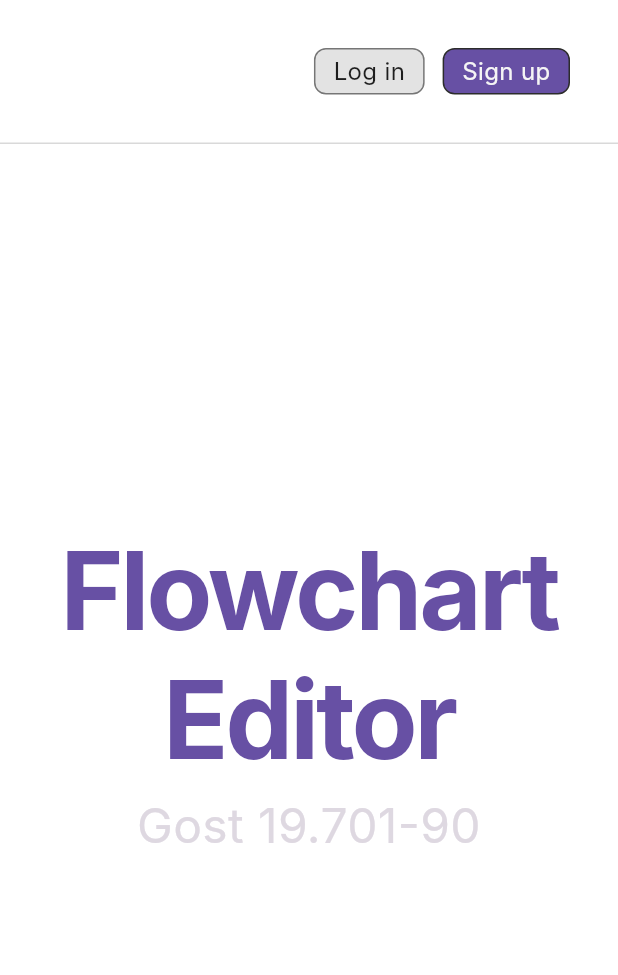
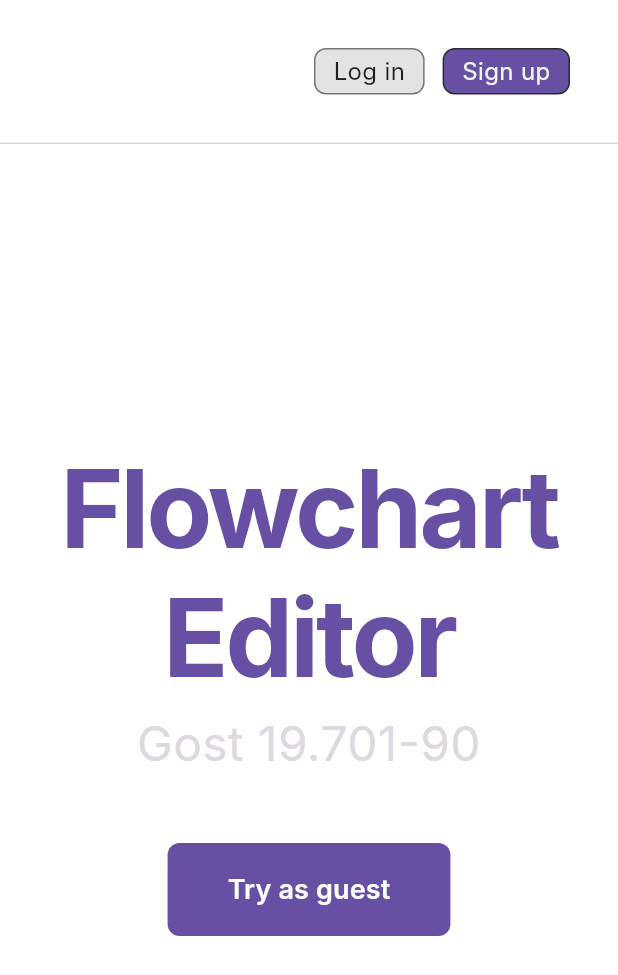
Before and after one commit to skyP38/flowchart_editor, a Flutter app: the screen it shows after launch, on a phone screen of 412 x 824 dp. Shown: the top 975 px of the screen. Run offline on Flutter 3.47's test engine with Material 3 defaults, Android fonts, the phone set to English and light mode, and no system bars; our stand-ins replace dio, file_picker, flutter_secure_storage, shared_preferences; missing offline and left inert: file_saver; Roboto replaces fonts that are missing (Inter).

Commit message:
WIP: add guest mode and close #9

```diff
--- a/frontend/lib/features/auth/presentation/auth_gate.dart
+++ b/frontend/lib/features/auth/presentation/auth_gate.dart
@@ -10,6 +10,8 @@ import '../domain/auth_state.dart';
 
 import 'widgets/auth_dimensions.dart';
 import 'widgets/auth_typ.dart';
+import '../../../core/navigation/last_route_storage.dart';
+import '../../user/screens/guest_editor_screen.dart';
 
 // Корневой виджет, который выбирает экран по состоянию AuthRepository
 class AuthGate extends StatefulWidget {
@@ -23,6 +25,7 @@ class _AuthGateState extends State<AuthGate> {
   Widget build(BuildContext context) {
     // AuthGate перестраивается при каждом notifyListeners()
     final authRepository = context.watch<AuthRepository>();
+    final routeStorage = context.watch<LastRouteStorage>();
     final state = authRepository.state;
 
     return switch (state) {
@@ -30,10 +33,12 @@ class _AuthGateState extends State<AuthGate> {
 
       AuthLoading() => const _SplashScreen(),
 
-      AuthUnauthenticated() => const WelcomeScreen(),
+      AuthUnauthenticated() =>
+        routeStorage.isGuest
+            ? const GuestEditorScreen()
+            : const WelcomeScreen(),
 
-      AuthAuthenticated() => const HomeShell(),
-      // _screenForRoute(
+      AuthAuthenticated() => const HomeShell(), // _screenForRoute(
       // _lastRoute,
       // ), //const ProjectsScreen(),
       //AuthUnauthenticated() => LoginScreen(onLoggedIn: () {}),
--- a/frontend/lib/features/editor/domain/connection_router.dart
+++ b/frontend/lib/features/editor/domain/connection_router.dart
@@ -1,7 +1,6 @@
 import 'package:flutter/material.dart';
 import '../factories/node_factory.dart';
 import '../models/editor_models.dart';
-import '../models/flow_models.dart';
 import 'flowchart_graph.dart';
 import 'layout_engine.dart';
 
--- a/frontend/lib/features/editor/domain/layout_engine.dart
+++ b/frontend/lib/features/editor/domain/layout_engine.dart
@@ -195,8 +195,9 @@ class LayoutEngine {
     cols[node] = column;
 
     for (final c in g.outgoing[node] ?? const []) {
-      if (c.sourcePort == 'no')
+      if (c.sourcePort == 'no') {
         continue; // вложенные no обрабатываются отдельно
+      }
       if (c.targetPort == 'loopback') continue;
       _assignBranchSubtree(
         c.targetNodeName,
--- a/frontend/lib/features/editor/widgets/vertical_toolbar.dart
+++ b/frontend/lib/features/editor/widgets/vertical_toolbar.dart
@@ -33,6 +33,8 @@ class VerticalToolbar extends StatelessWidget {
 
   final bool isSaving;
 
+  final bool canSave;
+
   const VerticalToolbar({
     super.key,
     required this.selectedPrototype,
@@ -47,6 +49,7 @@ class VerticalToolbar extends StatelessWidget {
     required this.onSave,
     required this.onLoad,
     this.isSaving = false,
+    this.canSave = true,
   });
 
   @override
@@ -141,6 +144,8 @@ class VerticalToolbar extends StatelessWidget {
               onPressed: onRedo,
               child: const Text('Вернуть (Ctrl+Y)'),
             ),
+
+            if (canSave) ...[
               const SizedBox(height: 8),
               // ElevatedButton(onPressed: onSave, child: const Text('Сохранить')),
               ElevatedButton(
@@ -153,6 +158,7 @@ class VerticalToolbar extends StatelessWidget {
                       )
                     : const Text('Сохранить'),
               ),
+            ],
           ],
         ),
       ),
--- a/frontend/lib/features/user/screens/welcome.dart
+++ b/frontend/lib/features/user/screens/welcome.dart
@@ -2,6 +2,7 @@ import 'package:flutter/material.dart';
 import '../widgets/header_button.dart';
 import '../../auth/presentation/login_screen.dart';
 import '../../auth/presentation/registration_screen.dart';
+import '../../../core/navigation/last_route_storage.dart';
 
 class WelcomeScreen extends StatelessWidget {
   const WelcomeScreen({super.key});
@@ -86,6 +87,29 @@ class WelcomeScreen extends StatelessWidget {
                       height: 1.2,
                     ),
                   ),
+                  const SizedBox(height: 48),
+                  ElevatedButton(
+                    onPressed: () => LastRouteStorage.instance.setGuest(true),
+                    style: ElevatedButton.styleFrom(
+                      backgroundColor: const Color(0xFF6750A4),
+                      foregroundColor: Colors.white,
+                      padding: const EdgeInsets.symmetric(
+                        horizontal: 40,
+                        vertical: 18,
+                      ),
+                      shape: RoundedRectangleBorder(
+                        borderRadius: BorderRadius.circular(8),
+                      ),
+                      elevation: 0,
+                    ),
+                    child: const Text(
+                      'Try as guest',
+                      style: TextStyle(
+                        fontSize: 18,
+                        fontWeight: FontWeight.w600,
+                      ),
+                    ),
+                  ),
                 ],
               ),
             ),
--- a/frontend/lib/main.dart
+++ b/frontend/lib/main.dart
@@ -45,6 +45,9 @@ Future<void> main() async {
         Provider<AuthApi>.value(value: authApi),
         Provider<ApiService>.value(value: apiService),
         ChangeNotifierProvider<AuthRepository>.value(value: authRepository),
+        ChangeNotifierProvider<LastRouteStorage>.value(
+          value: LastRouteStorage.instance,
+        ),
         Provider<ApiService>.value(value: apiService),
       ],
       child: const MyApp(),
```
Also changed, not shown: frontend/lib/core/navigation/last_route_storage.dart (+18 -1 lines), frontend/lib/core/storage/guest_diagram_storage.dart (added, +24 -0 lines), frontend/lib/features/editor/screens/editor_screen.dart (+69 -2 lines), frontend/lib/features/user/screens/guest_editor_screen.dart (added, +67 -0 lines), frontend/lib/features/user/screens/home_shell.dart (+5 -30 lines). Lines whose indentation alone changed are shown as unchanged.
